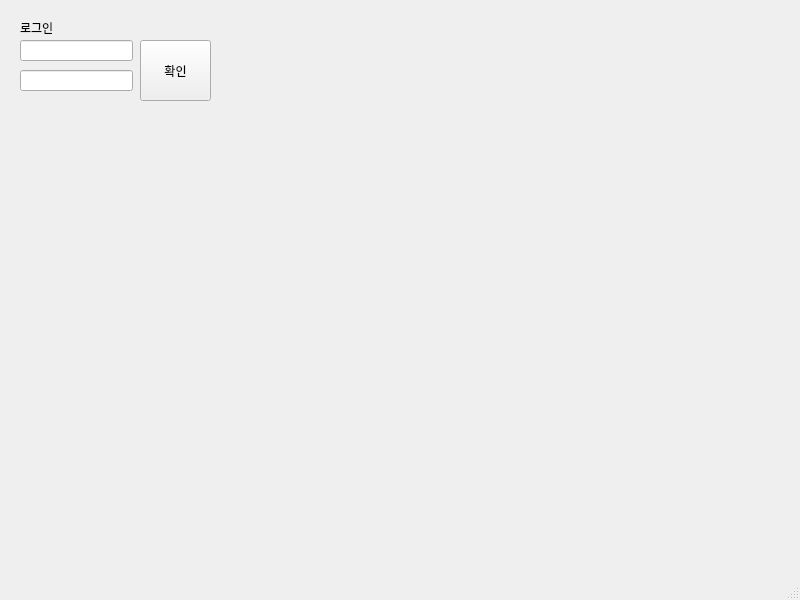
First picture: the form in mainwindow.ui, repository auspic7/TribalWarsHelper, before the edit.
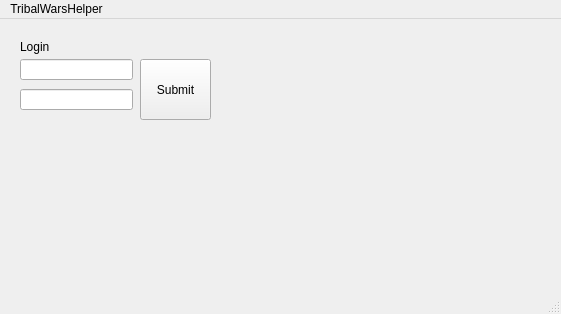
Second picture: the form after the edit.

Commit message: Separated some codes to the module

The edit to the form file:
```diff
--- a/mainwindow.ui
+++ b/mainwindow.ui
@@ -6,8 +6,8 @@
    <rect>
     <x>0</x>
     <y>0</y>
-    <width>800</width>
-    <height>600</height>
+    <width>561</width>
+    <height>314</height>
    </rect>
   </property>
   <property name="windowTitle">
@@ -24,7 +24,7 @@
      </rect>
     </property>
     <property name="text">
-     <string>확인</string>
+     <string>Submit</string>
     </property>
    </widget>
    <widget class="QLabel" name="label">
@@ -37,7 +37,7 @@
      </rect>
     </property>
     <property name="text">
-     <string>로그인</string>
+     <string>Login</string>
     </property>
    </widget>
    <widget class="QLineEdit" name="usernameLine">
@@ -59,6 +59,9 @@
       <height>21</height>
      </rect>
     </property>
+    <property name="echoMode">
+     <enum>QLineEdit::Password</enum>
+    </property>
    </widget>
   </widget>
   <widget class="QMenuBar" name="menubar">
@@ -66,10 +69,16 @@
     <rect>
      <x>0</x>
      <y>0</y>
-     <width>800</width>
+     <width>561</width>
      <height>22</height>
     </rect>
    </property>
+   <widget class="QMenu" name="menuTribalWarsHelper">
+    <property name="title">
+     <string>TribalWarsHelper</string>
+    </property>
+   </widget>
+   <addaction name="menuTribalWarsHelper"/>
   </widget>
   <widget class="QStatusBar" name="statusbar"/>
  </widget>
```
The commit also changes 2 other files.
